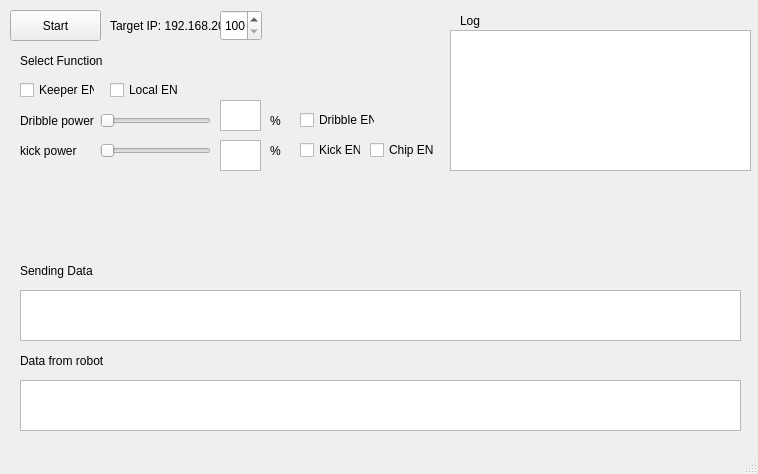
Qt form Qt Communication Tester/Qt_Communication_Tester/qt_communication_tester.ui (ibis-ssl/GUI_Qt) before a commit.
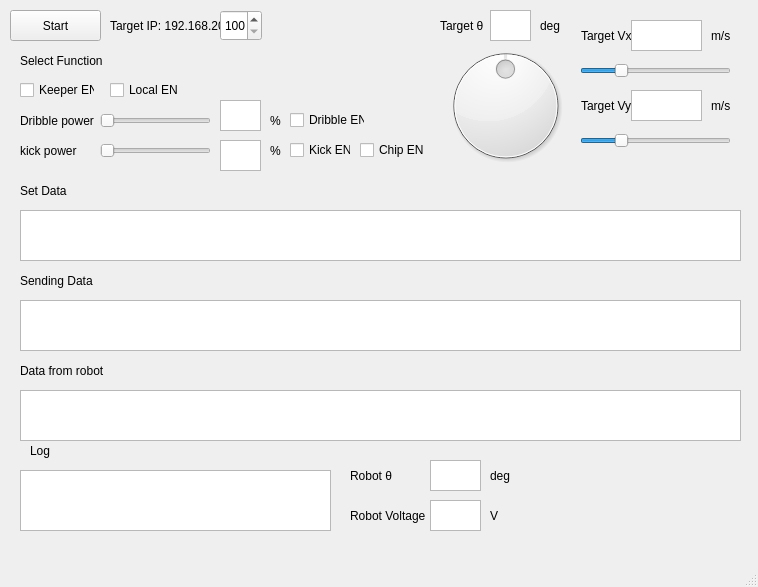
The same form after that commit.

Diff of the .ui file:
```diff
--- a/Qt Communication Tester/Qt_Communication_Tester/qt_communication_tester.ui
+++ b/Qt Communication Tester/Qt_Communication_Tester/qt_communication_tester.ui
@@ -7,7 +7,7 @@
     <x>0</x>
     <y>0</y>
     <width>758</width>
-    <height>474</height>
+    <height>587</height>
    </rect>
   </property>
   <property name="windowTitle">
@@ -43,7 +43,7 @@
    <widget class="QCheckBox" name="chipEN">
     <property name="geometry">
      <rect>
-      <x>370</x>
+      <x>360</x>
       <y>140</y>
       <width>75</width>
       <height>20</height>
@@ -99,7 +99,7 @@
     <property name="geometry">
      <rect>
       <x>20</x>
-      <y>290</y>
+      <y>300</y>
       <width>721</width>
       <height>51</height>
      </rect>
@@ -109,7 +109,7 @@
     <property name="geometry">
      <rect>
       <x>20</x>
-      <y>260</y>
+      <y>270</y>
       <width>111</width>
       <height>21</height>
      </rect>
@@ -122,7 +122,7 @@
     <property name="geometry">
      <rect>
       <x>20</x>
-      <y>380</y>
+      <y>390</y>
       <width>721</width>
       <height>51</height>
      </rect>
@@ -132,7 +132,7 @@
     <property name="geometry">
      <rect>
       <x>20</x>
-      <y>350</y>
+      <y>360</y>
       <width>111</width>
       <height>21</height>
      </rect>
@@ -144,18 +144,18 @@
    <widget class="QTextBrowser" name="log">
     <property name="geometry">
      <rect>
-      <x>450</x>
-      <y>30</y>
-      <width>301</width>
-      <height>141</height>
+      <x>20</x>
+      <y>470</y>
+      <width>311</width>
+      <height>61</height>
      </rect>
     </property>
    </widget>
    <widget class="QLabel" name="label_6">
     <property name="geometry">
      <rect>
-      <x>460</x>
-      <y>10</y>
+      <x>30</x>
+      <y>440</y>
       <width>41</width>
       <height>21</height>
      </rect>
@@ -241,7 +241,7 @@
    <widget class="QCheckBox" name="kick_EN">
     <property name="geometry">
      <rect>
-      <x>300</x>
+      <x>290</x>
       <y>140</y>
       <width>61</width>
       <height>20</height>
@@ -254,7 +254,7 @@
    <widget class="QCheckBox" name="dribble_EN">
     <property name="geometry">
      <rect>
-      <x>300</x>
+      <x>290</x>
       <y>110</y>
       <width>75</width>
       <height>20</height>
@@ -310,6 +310,272 @@
      <string>%</string>
     </property>
    </widget>
+   <widget class="QLabel" name="label_4">
+    <property name="geometry">
+     <rect>
+      <x>20</x>
+      <y>180</y>
+      <width>111</width>
+      <height>21</height>
+     </rect>
+    </property>
+    <property name="text">
+     <string>Set Data</string>
+    </property>
+   </widget>
+   <widget class="QTextBrowser" name="setdata">
+    <property name="geometry">
+     <rect>
+      <x>20</x>
+      <y>210</y>
+      <width>721</width>
+      <height>51</height>
+     </rect>
+    </property>
+   </widget>
+   <widget class="QDial" name="target_theta">
+    <property name="geometry">
+     <rect>
+      <x>440</x>
+      <y>40</y>
+      <width>131</width>
+      <height>131</height>
+     </rect>
+    </property>
+    <property name="maximum">
+     <number>360</number>
+    </property>
+    <property name="value">
+     <number>180</number>
+    </property>
+    <property name="sliderPosition">
+     <number>180</number>
+    </property>
+    <property name="wrapping">
+     <bool>true</bool>
+    </property>
+    <property name="notchesVisible">
+     <bool>false</bool>
+    </property>
+   </widget>
+   <widget class="QLabel" name="label_11">
+    <property name="geometry">
+     <rect>
+      <x>440</x>
+      <y>10</y>
+      <width>51</width>
+      <height>31</height>
+     </rect>
+    </property>
+    <property name="text">
+     <string>Target θ</string>
+    </property>
+   </widget>
+   <widget class="QTextBrowser" name="show_target_theta">
+    <property name="geometry">
+     <rect>
+      <x>490</x>
+      <y>10</y>
+      <width>41</width>
+      <height>31</height>
+     </rect>
+    </property>
+   </widget>
+   <widget class="QLabel" name="label_12">
+    <property name="geometry">
+     <rect>
+      <x>540</x>
+      <y>10</y>
+      <width>41</width>
+      <height>31</height>
+     </rect>
+    </property>
+    <property name="text">
+     <string>deg</string>
+    </property>
+   </widget>
+   <widget class="QSlider" name="vx">
+    <property name="geometry">
+     <rect>
+      <x>580</x>
+      <y>60</y>
+      <width>151</width>
+      <height>22</height>
+     </rect>
+    </property>
+    <property name="maximum">
+     <number>200</number>
+    </property>
+    <property name="value">
+     <number>50</number>
+    </property>
+    <property name="orientation">
+     <enum>Qt::Horizontal</enum>
+    </property>
+   </widget>
+   <widget class="QTextBrowser" name="show_vy">
+    <property name="geometry">
+     <rect>
+      <x>631</x>
+      <y>90</y>
+      <width>71</width>
+      <height>31</height>
+     </rect>
+    </property>
+   </widget>
+   <widget class="QLabel" name="label_13">
+    <property name="geometry">
+     <rect>
+      <x>711</x>
+      <y>90</y>
+      <width>31</width>
+      <height>31</height>
+     </rect>
+    </property>
+    <property name="text">
+     <string>m/s</string>
+    </property>
+   </widget>
+   <widget class="QLabel" name="label_14">
+    <property name="geometry">
+     <rect>
+      <x>581</x>
+      <y>90</y>
+      <width>51</width>
+      <height>31</height>
+     </rect>
+    </property>
+    <property name="text">
+     <string>Target Vy</string>
+    </property>
+   </widget>
+   <widget class="QLabel" name="label_15">
+    <property name="geometry">
+     <rect>
+      <x>711</x>
+      <y>20</y>
+      <width>31</width>
+      <height>31</height>
+     </rect>
+    </property>
+    <property name="text">
+     <string>m/s</string>
+    </property>
+   </widget>
+   <widget class="QLabel" name="label_16">
+    <property name="geometry">
+     <rect>
+      <x>581</x>
+      <y>20</y>
+      <width>51</width>
+      <height>31</height>
+     </rect>
+    </property>
+    <property name="text">
+     <string>Target Vx</string>
+    </property>
+   </widget>
+   <widget class="QTextBrowser" name="show_vx">
+    <property name="geometry">
+     <rect>
+      <x>631</x>
+      <y>20</y>
+      <width>71</width>
+      <height>31</height>
+     </rect>
+    </property>
+   </widget>
+   <widget class="QSlider" name="vy">
+    <property name="geometry">
+     <rect>
+      <x>580</x>
+      <y>130</y>
+      <width>151</width>
+      <height>22</height>
+     </rect>
+    </property>
+    <property name="maximum">
+     <number>200</number>
+    </property>
+    <property name="value">
+     <number>50</number>
+    </property>
+    <property name="orientation">
+     <enum>Qt::Horizontal</enum>
+    </property>
+   </widget>
+   <widget class="QTextBrowser" name="show_robot_theta">
+    <property name="geometry">
+     <rect>
+      <x>430</x>
+      <y>460</y>
+      <width>51</width>
+      <height>31</height>
+     </rect>
+    </property>
+   </widget>
+   <widget class="QLabel" name="label_17">
+    <property name="geometry">
+     <rect>
+      <x>490</x>
+      <y>460</y>
+      <width>41</width>
+      <height>31</height>
+     </rect>
+    </property>
+    <property name="text">
+     <string>deg</string>
+    </property>
+   </widget>
+   <widget class="QLabel" name="label_18">
+    <property name="geometry">
+     <rect>
+      <x>350</x>
+      <y>460</y>
+      <width>51</width>
+      <height>31</height>
+     </rect>
+    </property>
+    <property name="text">
+     <string>Robot θ</string>
+    </property>
+   </widget>
+   <widget class="QLabel" name="label_19">
+    <property name="geometry">
+     <rect>
+      <x>350</x>
+      <y>500</y>
+      <width>81</width>
+      <height>31</height>
+     </rect>
+    </property>
+    <property name="text">
+     <string>Robot Voltage</string>
+    </property>
+   </widget>
+   <widget class="QLabel" name="label_20">
+    <property name="geometry">
+     <rect>
+      <x>490</x>
+      <y>500</y>
+      <width>41</width>
+      <height>31</height>
+     </rect>
+    </property>
+    <property name="text">
+     <string>V</string>
+    </property>
+   </widget>
+   <widget class="QTextBrowser" name="show_robot_voltage">
+    <property name="geometry">
+     <rect>
+      <x>430</x>
+      <y>500</y>
+      <width>51</width>
+      <height>31</height>
+     </rect>
+    </property>
+   </widget>
   </widget>
   <widget class="QMenuBar" name="menubar">
    <property name="geometry">
```
